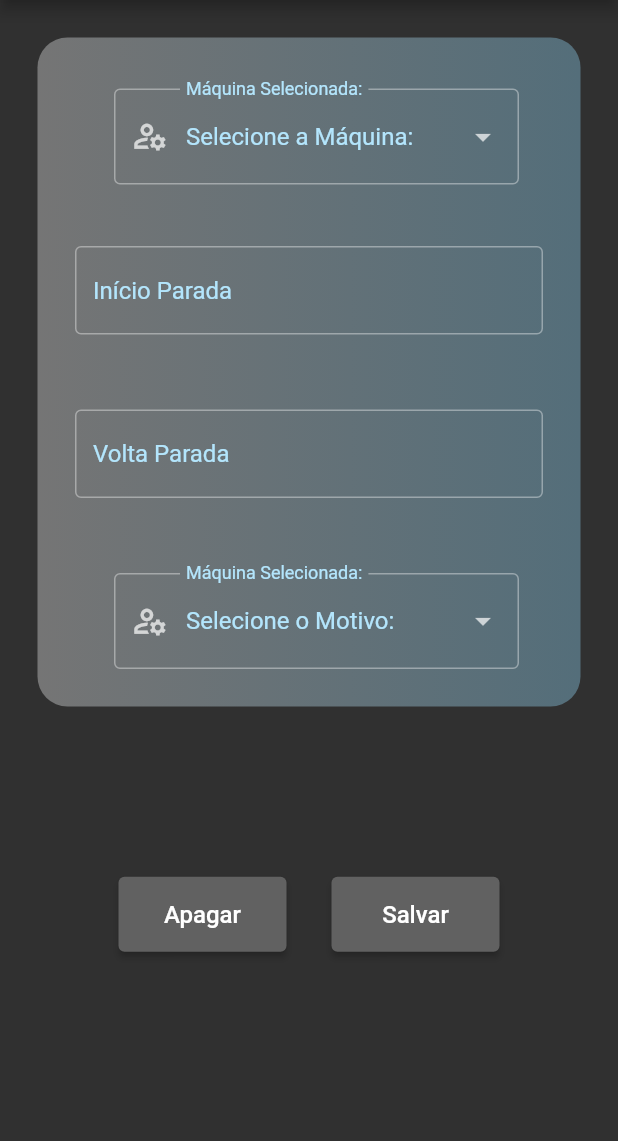
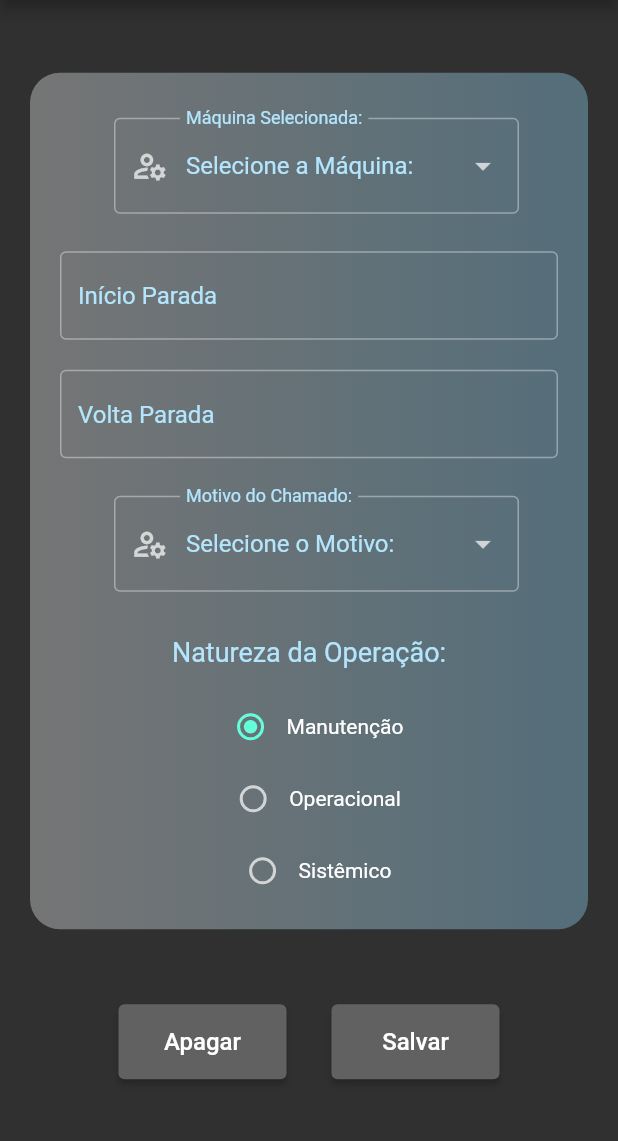
Before and after one commit to amdrejr/Flutter-Controle-de-Chamados-e-Exportacao-.xlsx, a Flutter app: the screen it shows after launch, on a phone screen of 412 x 824 dp, the part 84-1225 px from its top. Run offline on Flutter 3.47's test engine with Material 2 defaults, Android fonts, the phone set to English and light mode, and no system bars; our stand-ins replace flutter_slidable, mask_text_input_formatter, open_file; missing offline and left inert: syncfusion_flutter_xlsio.

Commit message:
RadioButtons finalizado
radiobutton Natureza da Operação

```diff
--- a/lib/funcionalidades/envio_dado.dart
+++ b/lib/funcionalidades/envio_dado.dart
@@ -4,6 +4,7 @@ class EnvioDado {
   String voltaParada;
   String motivo;
   DateTime dateTime;
+  String radioDado;
 
   EnvioDado({
     required this.maquina,
@@ -11,5 +12,6 @@ class EnvioDado {
     required this.voltaParada,
     required this.motivo,
     required this.dateTime,
+    required this.radioDado,
   });
 }
--- a/lib/funcionalidades/formulario.dart
+++ b/lib/funcionalidades/formulario.dart
@@ -16,6 +16,7 @@ List<EnvioDado> dados = [];
 class _FormularioState extends State<Formulario> {
   String? valorMaq;
   String? valorMotivo;
+  int RadioValor = 1;
 
   final TextEditingController inicioController = TextEditingController();
   final TextEditingController terminoController = TextEditingController();
@@ -27,9 +28,13 @@ class _FormularioState extends State<Formulario> {
 
   @override
   Widget build(BuildContext context) {
-    return Form(
+    return ScrollConfiguration(
+      // Remover brilho do Scroll
+      // Link para entender https://stackoverflow.com/questions/51119795/how-to-remove-scroll-glow
+      behavior: RemoverBriloScroll(),
+      child: SingleChildScrollView(
         child: Padding(
-        padding: const EdgeInsets.all(25.0),
+          padding: const EdgeInsets.all(20.0),
           child: Column(
             children: [
               Container(
@@ -39,15 +44,16 @@ class _FormularioState extends State<Formulario> {
                   borderRadius: BorderRadius.circular(20),
                 ),
                 child: Column(
+                  mainAxisAlignment: MainAxisAlignment.spaceEvenly,
                   children: [
                     Padding(
-                    padding: const EdgeInsets.fromLTRB(16, 34, 16, 16),
+                      padding: const EdgeInsets.only(
+                          left: 20, right: 20, top: 30, bottom: 15),
                       child: Row(
                         mainAxisAlignment: MainAxisAlignment.center,
                         children: [
                           const SizedBox(width: 10),
-                        Container(
-                          child: SizedBox(
+                          SizedBox(
                             width: 270,
                             child: DropdownButtonFormField<String>(
                               // MAQUINA
@@ -68,7 +74,6 @@ class _FormularioState extends State<Formulario> {
                                   setState(() => valorMaq = value),
                             ),
                           ),
-                        ),
                         ],
                       ),
                     ),
@@ -82,7 +87,8 @@ class _FormularioState extends State<Formulario> {
                     ),
                     Padding(
                       // MOTIVO
-                    padding: const EdgeInsets.all(25),
+                      padding: const EdgeInsets.only(
+                          left: 20, right: 20, top: 15, bottom: 15),
                       child: Row(
                         mainAxisAlignment: MainAxisAlignment.center,
                         children: [
@@ -92,7 +98,7 @@ class _FormularioState extends State<Formulario> {
                             child: DropdownButtonFormField<String>(
                               decoration: const InputDecoration(
                                 border: OutlineInputBorder(),
-                              labelText: 'Máquina Selecionada:',
+                                labelText: 'Motivo do Chamado:',
                                 prefixIcon: Icon(
                                   Icons.manage_accounts_outlined,
                                   size: 25,
@@ -109,13 +115,12 @@ class _FormularioState extends State<Formulario> {
                         ],
                       ),
                     ),
+                    radioBuild(),
                   ],
                 ),
               ),
-            const SizedBox(height: 5),
-            Expanded(
-              // BOTÕES
-              child: Row(
+              const SizedBox(height: 50),
+              Row(
                 mainAxisAlignment: MainAxisAlignment.center,
                 children: [
                   BotaoAp(
@@ -144,23 +149,110 @@ class _FormularioState extends State<Formulario> {
                           voltaParada: dadoTermino,
                           motivo: valorMotivo!,
                           dateTime: DateTime.now(),
+                          radioDado: radioConvert(),
                         );
                         dados.add(newDado);
                         inicioController.clear();
                         terminoController.clear();
-                          setState(() {
+                        setState(
+                          () {
                             valorMaq = null;
                             valorMotivo = null;
-                          });
+                          },
+                        );
                       }
-                      }),
+                    },
+                  ),
                 ],
               ),
-            )
             ],
           ),
         ),
+      ),
     );
+  }
+
+  Widget radioBuild() {
+    return Column(
+      crossAxisAlignment: CrossAxisAlignment.center,
+      children: [
+        const Padding(
+          padding: EdgeInsets.only(top: 15, bottom: 15),
+          child: Text(
+            'Natureza da Operação:',
+            style: TextStyle(fontSize: 18),
+          ),
+        ),
+        Row(
+          mainAxisAlignment: MainAxisAlignment.center,
+          children: [
+            Radio(
+              value: 1,
+              groupValue: RadioValor,
+              onChanged: (int? change) {
+                setState(
+                  () {
+                    RadioValor = change!;
+                    print(RadioValor);
+                  },
+                );
+              },
+            ),
+            const Text('Manutenção', style: TextStyle(color: Colors.white)),
+          ],
+        ),
+        Row(
+          mainAxisAlignment: MainAxisAlignment.center,
+          children: [
+            Radio(
+              value: 2,
+              groupValue: RadioValor,
+              onChanged: (int? change) {
+                setState(
+                  () {
+                    RadioValor = change!;
+                    print(RadioValor);
+                  },
+                );
+              },
+            ),
+            const Text('Operacional', style: TextStyle(color: Colors.white)),
+          ],
+        ),
+        Row(
+          mainAxisAlignment: MainAxisAlignment.center,
+          children: [
+            Radio(
+              value: 3,
+              groupValue: RadioValor,
+              onChanged: (int? change) {
+                setState(
+                  () {
+                    RadioValor = change!;
+                    print(RadioValor);
+                  },
+                );
+              },
+            ),
+            const Text('Sistêmico', style: TextStyle(color: Colors.white)),
+          ],
+        ),
+        const SizedBox(height: 15),
+      ],
+    );
+  }
+
+  String radioConvert() {
+    switch (RadioValor) {
+      case 1:
+        return 'Manutenção';
+      case 2:
+        return 'Operacional';
+      case 3:
+        return 'Sistêmico';
+      default:
+        return '';
+    }
   }
 }
 
@@ -177,8 +269,10 @@ class CampoTempo extends StatelessWidget {
   @override
   Widget build(BuildContext context) {
     return Padding(
-      padding: const EdgeInsets.all(25.0),
+      padding: const EdgeInsets.only(left: 20, right: 20, top: 10, bottom: 10),
       child: TextFormField(
+        focusNode:
+            FocusNode(canRequestFocus: false, descendantsAreFocusable: false),
         controller: controlador,
         inputFormatters: [_mascara],
         keyboardType: const TextInputType.numberWithOptions(),
@@ -189,6 +283,10 @@ class CampoTempo extends StatelessWidget {
         ),
       ),
     );
+  }
+
+  void teste() {
+    print('teste');
   }
 }
 
@@ -220,5 +318,13 @@ class BotaoAp extends StatelessWidget {
   }
 }
 
+class RemoverBriloScroll extends ScrollBehavior {
+  @override
+  Widget buildOverscrollIndicator(
+      BuildContext context, Widget child, ScrollableDetails details) {
+    return child;
+  }
+}
+
 
 // dropDown Button com indice https://matheustech.medium.com/flutter-descomplica-dropdownbutton-22841cafdecb
--- a/lib/funcionalidades/gerar_excel.dart
+++ b/lib/funcionalidades/gerar_excel.dart
@@ -17,6 +17,7 @@ class GerarExcel {
     sheet.getRangeByName('C1').setText('INICIO PARADA');
     sheet.getRangeByName('D1').setText('VOLTA PARADA');
     sheet.getRangeByName('E1').setText('MOTIVO PARADA');
+    sheet.getRangeByName('F1').setText('NATUREZA');
 
     ///// Passando dados gerados para planilha Excel
     int index = 2;
@@ -28,6 +29,8 @@ class GerarExcel {
       sheet.getRangeByName('C$index').setText(dados[i].inicioParada);
       sheet.getRangeByName('D$index').setText(dados[i].voltaParada);
       sheet.getRangeByName('E$index').setText(dados[i].motivo);
+      sheet.getRangeByName('F$index').setText(dados[i].radioDado);
+
       index++;
     }
     /////
```
Lines whose indentation alone changed are shown as unchanged.
